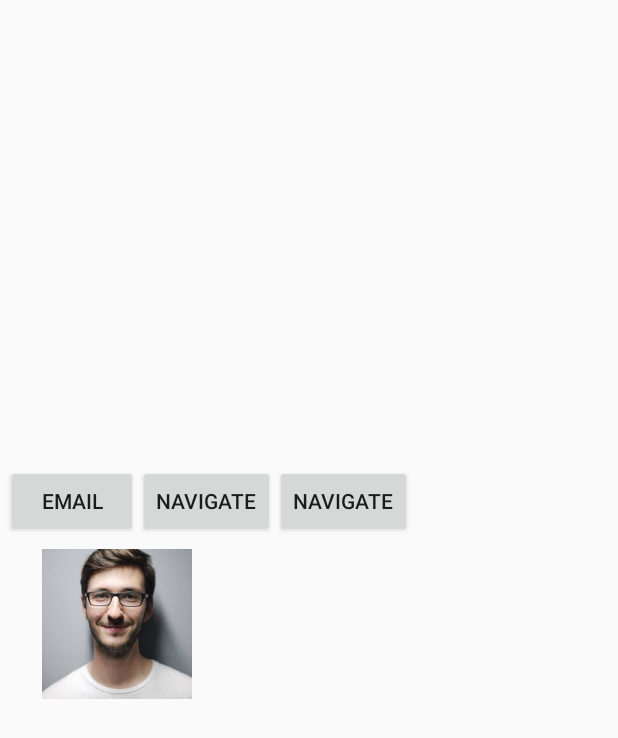
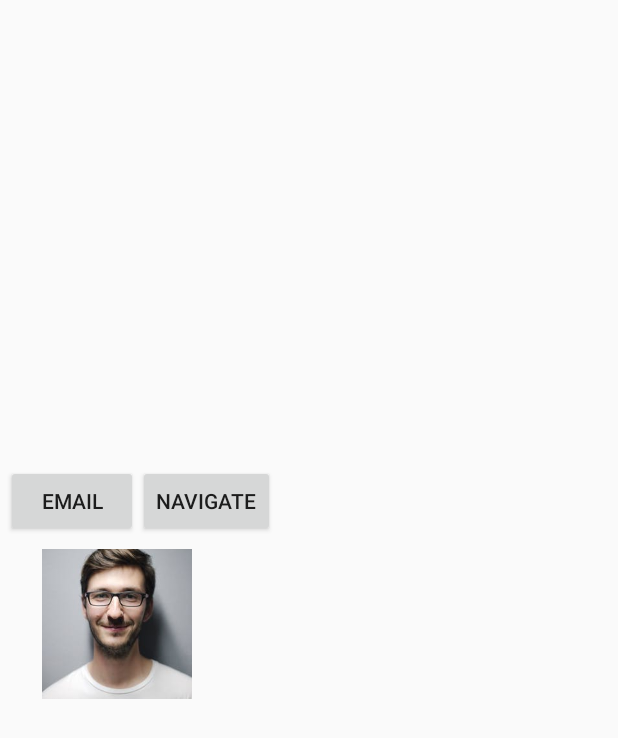
Before and after one commit to ryantancabel/JobTaskRApp, an Android app: the layout task_detail.xml on its own in the app's theme, with its tools: preview values and no code run, on a phone screen of 412 x 824 dp. Shown: the top 738 px of the screen. Run offline under Robolectric (Android 15) with nearby library versions, the phone set to English and light mode, and no system bars.

```diff
--- a/app/build.gradle
+++ b/app/build.gradle
@@ -38,7 +38,7 @@ dependencies {
 
     implementation 'com.google.android.gms:play-services-maps:16.0.0'
 
-    compile fileTree(dir: 'libs', include: ['*.jar'])
+    implementation fileTree(dir: 'libs', include: ['*.jar'])
 
 }
 
--- a/app/src/main/java/ict376/murdoch/edu/au/jobtaskrapp/EditTaskDetail.java
+++ b/app/src/main/java/ict376/murdoch/edu/au/jobtaskrapp/EditTaskDetail.java
@@ -52,11 +52,11 @@ public class EditTaskDetail extends AppCompatActivity implements AdapterView.OnI
         super.onCreate(savedInstanceState);
         setContentView(R.layout.activity_edit_task_detail);
         Parse.initialize(this);
+
         Intent i = getIntent();
 
-        Bundle extras = i.getExtras();
-        taskObject = (TaskDataModel) getIntent().getSerializableExtra("object");
-        id = taskObject.getObjectID();
+        Bundle data = i.getExtras();
+        taskObject = i.getParcelableExtra("object");
 
         taskTitle=(TextView)findViewById(R.id.ed_TaskTitle);
         taskTitle.setText(taskObject.getTaskName());
--- a/app/src/main/res/layout/task_detail.xml
+++ b/app/src/main/res/layout/task_detail.xml
@@ -37,12 +37,6 @@
                 android:layout_height="wrap_content"
                 android:text="@string/navigate_button"
                 />
-
-            <Button
-                android:id="@+id/btn_accept"
-                android:layout_width="wrap_content"
-                android:layout_height="wrap_content"
-                android:text="@string/accept" />
 
         </LinearLayout>
 
@@ -97,7 +91,8 @@
             android:layout_width="match_parent"
             android:layout_height="wrap_content"
             android:id="@+id/description"
-            android:layout_below="@+id/client_info_layout"/>
+            android:layout_below="@+id/client_info_layout"
+            android:paddingBottom="20dp"/>
 
     </RelativeLayout>
 
```
Also changed, not shown: app/src/main/java/ict376/murdoch/edu/au/jobtaskrapp/ClientHomePage.java (+2 -5 lines), app/src/main/java/ict376/murdoch/edu/au/jobtaskrapp/TaskDataModel.java (+18 -3 lines), app/src/main/java/ict376/murdoch/edu/au/jobtaskrapp/TaskDetailFragment.java (+3 -5 lines), app/src/main/java/ict376/murdoch/edu/au/jobtaskrapp/TaskListFragment.java (+41 -15 lines).
